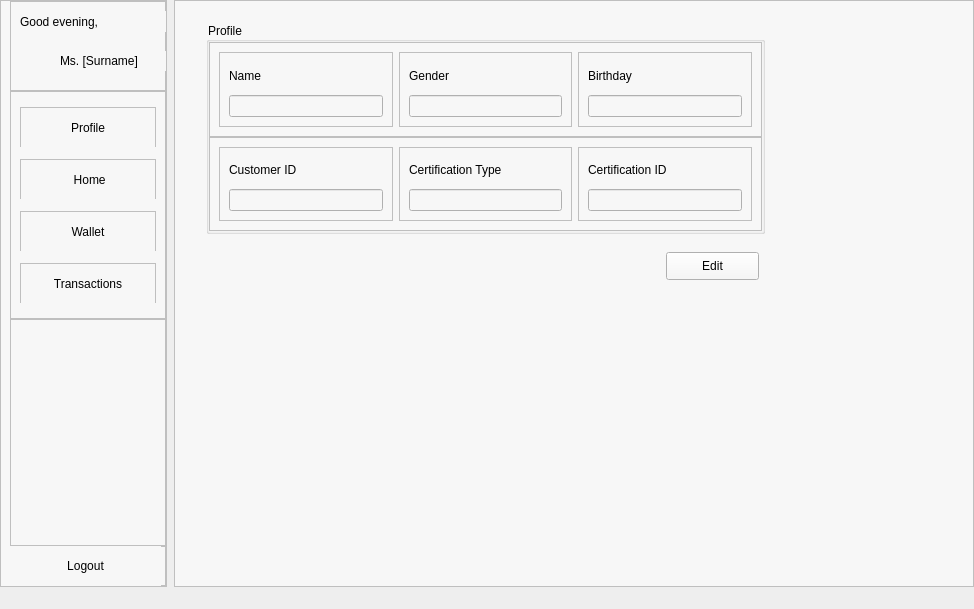
Before: the Qt Designer form p_main.ui in jiarui0000/COMP3278, drawn with Qt 5.
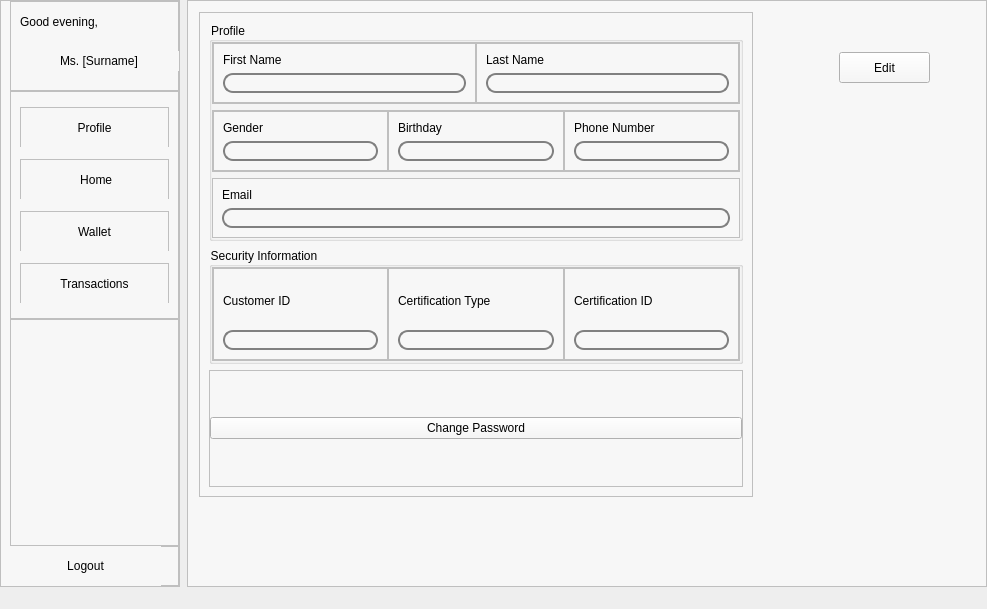
After: the same form once the commit is applied. The open tabs and pages were chosen to show the change. Icons and pictures are not drawn.

Commit message: profile update function & GUI

What changed in the file:
```diff
--- a/p_main.ui
+++ b/p_main.ui
@@ -6,7 +6,7 @@
    <rect>
     <x>0</x>
     <y>0</y>
-    <width>974</width>
+    <width>987</width>
     <height>609</height>
    </rect>
   </property>
@@ -485,22 +485,40 @@
           <number>1</number>
          </property>
          <widget class="QWidget" name="page_profile">
+          <widget class="QFrame" name="frame_27">
+           <property name="geometry">
+            <rect>
+             <x>0</x>
+             <y>0</y>
+             <width>554</width>
+             <height>485</height>
+            </rect>
+           </property>
+           <property name="styleSheet">
+            <string notr="true">QLineEdit{
+border:2px solid gray;
+border-radius:10px;
+
+}
+QLineEdit: Readonly{
+border:2px solid yellow;
+border-radius:10px;
+
+}</string>
+           </property>
+           <property name="frameShape">
+            <enum>QFrame::StyledPanel</enum>
+           </property>
+           <property name="frameShadow">
+            <enum>QFrame::Raised</enum>
+           </property>
+           <layout class="QVBoxLayout" name="verticalLayout_19">
+            <item>
           <widget class="QGroupBox" name="groupBox">
-           <property name="geometry">
-            <rect>
-             <x>20</x>
-             <y>10</y>
-             <width>559</width>
-             <height>212</height>
-            </rect>
-           </property>
            <property name="title">
             <string>Profile</string>
            </property>
-           <layout class="QVBoxLayout" name="verticalLayout_15">
-            <property name="spacing">
-             <number>0</number>
-            </property>
+              <layout class="QVBoxLayout" name="verticalLayout_18">
             <property name="leftMargin">
              <number>0</number>
             </property>
@@ -514,7 +532,7 @@
              <number>0</number>
             </property>
             <item>
-             <widget class="QFrame" name="frame_15">
+                <widget class="QFrame" name="frame_24">
               <property name="frameShape">
                <enum>QFrame::StyledPanel</enum>
               </property>
@@ -522,6 +540,21 @@
                <enum>QFrame::Raised</enum>
               </property>
               <layout class="QHBoxLayout" name="horizontalLayout_6">
+                  <property name="spacing">
+                   <number>0</number>
+                  </property>
+                  <property name="leftMargin">
+                   <number>0</number>
+                  </property>
+                  <property name="topMargin">
+                   <number>0</number>
+                  </property>
+                  <property name="rightMargin">
+                   <number>0</number>
+                  </property>
+                  <property name="bottomMargin">
+                   <number>0</number>
+                  </property>
                <item>
                 <widget class="QFrame" name="frame_18">
                  <property name="frameShape">
@@ -534,7 +567,7 @@
                   <item>
                    <widget class="QLabel" name="label_8">
                     <property name="text">
-                     <string>Name</string>
+                        <string>First Name</string>
                     </property>
                    </widget>
                   </item>
@@ -544,6 +577,55 @@
                  </layout>
                 </widget>
                </item>
+                  <item>
+                   <widget class="QFrame" name="frame_23">
+                    <property name="frameShape">
+                     <enum>QFrame::StyledPanel</enum>
+                    </property>
+                    <property name="frameShadow">
+                     <enum>QFrame::Raised</enum>
+                    </property>
+                    <layout class="QVBoxLayout" name="verticalLayout_15">
+                     <item>
+                      <widget class="QLabel" name="label_14">
+                       <property name="text">
+                        <string>Last Name</string>
+                       </property>
+                      </widget>
+                     </item>
+                     <item>
+                      <widget class="QLineEdit" name="lineEdit_lastname"/>
+                     </item>
+                    </layout>
+                   </widget>
+                  </item>
+                 </layout>
+                </widget>
+               </item>
+               <item>
+                <widget class="QFrame" name="frame_15">
+                 <property name="frameShape">
+                  <enum>QFrame::StyledPanel</enum>
+                 </property>
+                 <property name="frameShadow">
+                  <enum>QFrame::Raised</enum>
+                 </property>
+                 <layout class="QHBoxLayout" name="horizontalLayout_7">
+                  <property name="spacing">
+                   <number>0</number>
+                  </property>
+                  <property name="leftMargin">
+                   <number>0</number>
+                  </property>
+                  <property name="topMargin">
+                   <number>0</number>
+                  </property>
+                  <property name="rightMargin">
+                   <number>0</number>
+                  </property>
+                  <property name="bottomMargin">
+                   <number>0</number>
+                  </property>
                <item>
                 <widget class="QFrame" name="frame_17">
                  <property name="frameShape">
@@ -588,9 +670,77 @@
                  </layout>
                 </widget>
                </item>
+                  <item>
+                   <widget class="QFrame" name="frame_26">
+                    <property name="frameShape">
+                     <enum>QFrame::StyledPanel</enum>
+                    </property>
+                    <property name="frameShadow">
+                     <enum>QFrame::Raised</enum>
+                    </property>
+                    <layout class="QVBoxLayout" name="verticalLayout_17">
+                     <item>
+                      <widget class="QLabel" name="label_16">
+                       <property name="text">
+                        <string>Phone Number</string>
+                       </property>
+                      </widget>
+                     </item>
+                     <item>
+                      <widget class="QLineEdit" name="lineEdit_phone"/>
+                     </item>
               </layout>
              </widget>
             </item>
+                 </layout>
+                </widget>
+               </item>
+               <item>
+                <widget class="QFrame" name="frame_25">
+                 <property name="frameShape">
+                  <enum>QFrame::StyledPanel</enum>
+                 </property>
+                 <property name="frameShadow">
+                  <enum>QFrame::Raised</enum>
+                 </property>
+                 <layout class="QVBoxLayout" name="verticalLayout_16">
+                  <item>
+                   <widget class="QLabel" name="label_15">
+                    <property name="text">
+                     <string>Email</string>
+                    </property>
+                   </widget>
+                  </item>
+                  <item>
+                   <widget class="QLineEdit" name="lineEdit_email"/>
+                  </item>
+                 </layout>
+                </widget>
+               </item>
+              </layout>
+             </widget>
+            </item>
+            <item>
+             <widget class="QGroupBox" name="groupBox_3">
+              <property name="title">
+               <string>Security Information</string>
+              </property>
+              <layout class="QHBoxLayout" name="horizontalLayout_9">
+               <property name="spacing">
+                <number>0</number>
+               </property>
+               <property name="leftMargin">
+                <number>0</number>
+               </property>
+               <property name="topMargin">
+                <number>0</number>
+               </property>
+               <property name="rightMargin">
+                <number>0</number>
+               </property>
+               <property name="bottomMargin">
+                <number>0</number>
+               </property>
             <item>
              <widget class="QFrame" name="frame_19">
               <property name="frameShape">
@@ -599,7 +749,22 @@
               <property name="frameShadow">
                <enum>QFrame::Raised</enum>
               </property>
-              <layout class="QHBoxLayout" name="horizontalLayout_7">
+                 <layout class="QHBoxLayout" name="horizontalLayout_8">
+                  <property name="spacing">
+                   <number>0</number>
+                  </property>
+                  <property name="leftMargin">
+                   <number>0</number>
+                  </property>
+                  <property name="topMargin">
+                   <number>0</number>
+                  </property>
+                  <property name="rightMargin">
+                   <number>0</number>
+                  </property>
+                  <property name="bottomMargin">
+                   <number>0</number>
+                  </property>
                <item>
                 <widget class="QFrame" name="frame_20">
                  <property name="frameShape">
@@ -671,13 +836,50 @@
             </item>
            </layout>
           </widget>
+            </item>
+            <item>
+             <widget class="QFrame" name="frame_28">
+              <property name="frameShape">
+               <enum>QFrame::StyledPanel</enum>
+              </property>
+              <property name="frameShadow">
+               <enum>QFrame::Raised</enum>
+              </property>
+              <layout class="QHBoxLayout" name="horizontalLayout_10">
+               <property name="spacing">
+                <number>7</number>
+               </property>
+               <property name="leftMargin">
+                <number>0</number>
+               </property>
+               <property name="topMargin">
+                <number>0</number>
+               </property>
+               <property name="rightMargin">
+                <number>0</number>
+               </property>
+               <property name="bottomMargin">
+                <number>0</number>
+               </property>
+               <item>
+                <widget class="QPushButton" name="pushButton_change">
+                 <property name="text">
+                  <string>Change Password</string>
+                 </property>
+                </widget>
+               </item>
+              </layout>
+             </widget>
+            </item>
+           </layout>
+          </widget>
           <widget class="QPushButton" name="pushButton_edit_profile">
            <property name="geometry">
             <rect>
-             <x>480</x>
-             <y>240</y>
-             <width>93</width>
-             <height>28</height>
+             <x>640</x>
+             <y>40</y>
+             <width>91</width>
+             <height>31</height>
             </rect>
            </property>
            <property name="text">
```
Left out of the diff: 4 changed lines with no effect on the pictures. Lines whose indentation alone changed are shown as unchanged. The commit also changes 3 other files.
